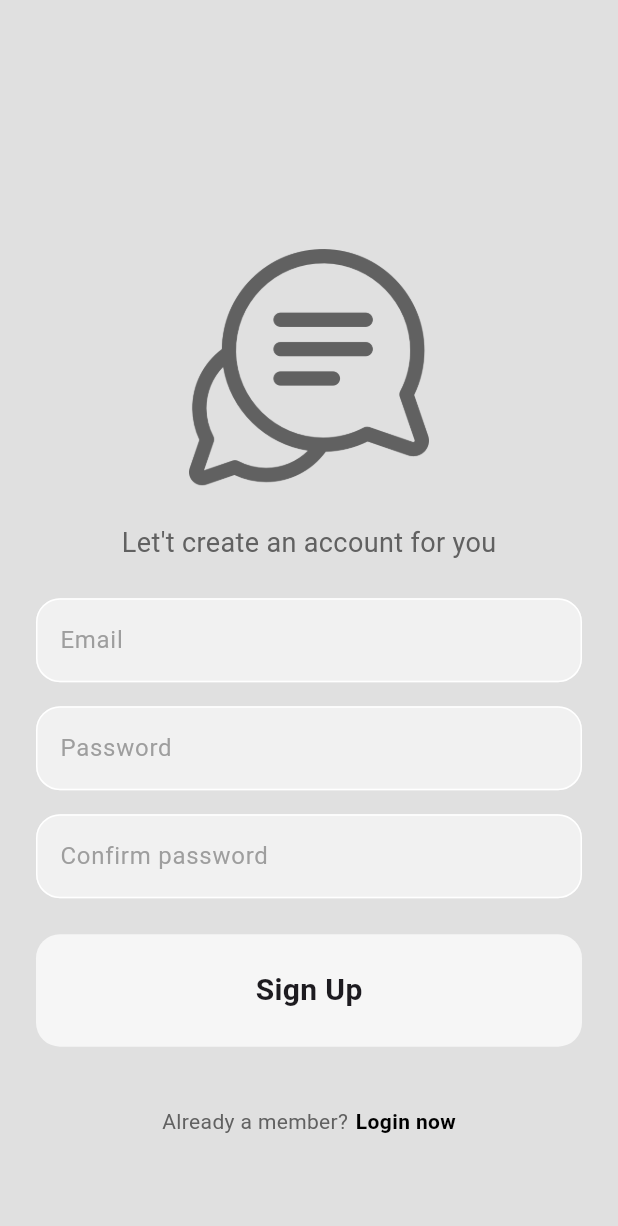
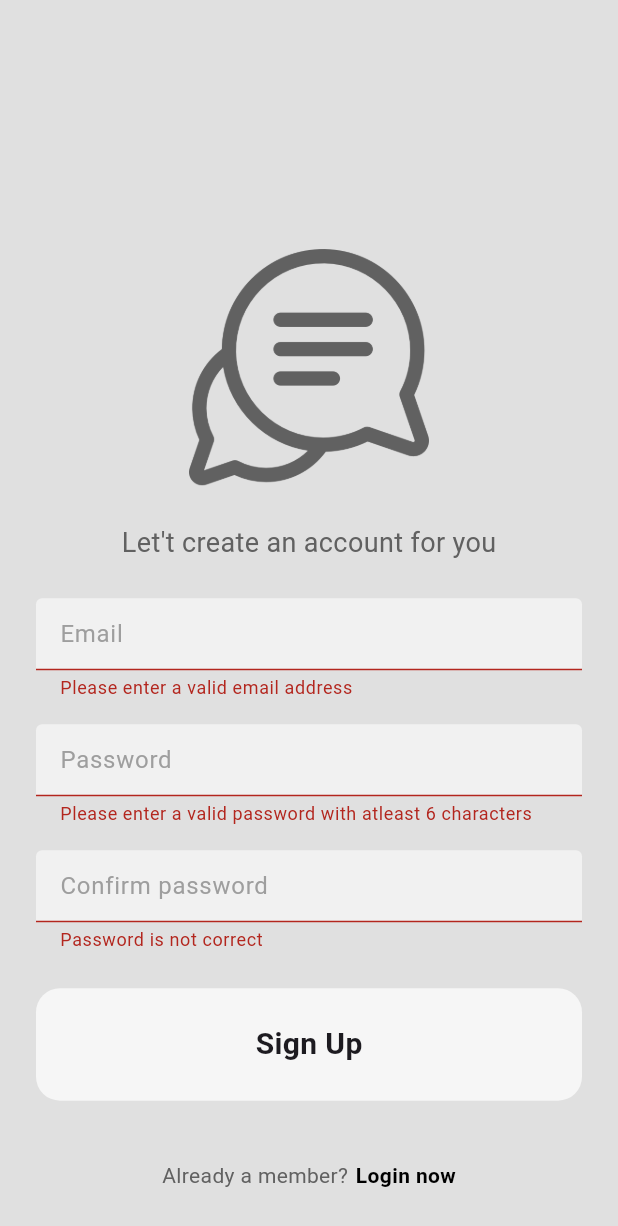
Before and after one commit to Ehsan2009/ehsan2009.github.io, a Flutter app: the screen it shows after launch, after a tap on "Sign Up", on a phone screen of 412 x 824 dp. Shown: the top 1226 px of the screen. Run offline on Flutter 3.47's test engine with Material 3 defaults, Android fonts, the phone set to English and light mode, and no system bars; our stand-ins replace cloud_firestore, firebase_auth, firebase_core, go_router, google_fonts; accounts and stored records are empty.

Commit message:
finished authentication screen

```diff
--- a/lib/config/app_router.dart
+++ b/lib/config/app_router.dart
@@ -1,10 +1,15 @@
 import 'package:chat_app/screens/auth_screen.dart';
+import 'package:chat_app/screens/splash_screen.dart';
 import 'package:go_router/go_router.dart';
 
 final router = GoRouter(
   routes: [
     GoRoute(
       path: '/',
+      builder: (context, state) => const SplashScreen(),
+    ),
+    GoRoute(
+      path: '/auth_screen',
       builder: (context, state) => const AuthScreen(),
     ),
   ],
--- a/lib/screens/auth_screen.dart
+++ b/lib/screens/auth_screen.dart
@@ -1,4 +1,7 @@
+import 'package:cloud_firestore/cloud_firestore.dart';
+import 'package:firebase_auth/firebase_auth.dart';
 import 'package:flutter/material.dart';
+import 'package:go_router/go_router.dart';
 import 'package:google_fonts/google_fonts.dart';
 
 class AuthScreen extends StatefulWidget {
@@ -12,9 +15,57 @@ class _AuthScreenState extends State<AuthScreen> {
   final formKey = GlobalKey<FormState>();
   var enteredEmail = '';
   var enteredPassword = '';
-  var enteredConfirmPassword = '';
+  var isLogin = false;
+  var isAuthenticating = false;
+  var passwordController = TextEditingController();
 
-  void submit() {}
+  @override
+  void dispose() {
+    passwordController.dispose();
+    super.dispose();
+  }
+
+  void submit() async {
+    bool validate = formKey.currentState!.validate();
+
+    if (!validate) {
+      return;
+    }
+
+    formKey.currentState!.save();
+
+    try {
+      setState(() {
+        isAuthenticating = true;
+      });
+      if (isLogin) {
+        await FirebaseAuth.instance.signInWithEmailAndPassword(
+          email: enteredEmail.trim(),
+          password: enteredPassword.trim(),
+        );
+      } else {
+        await FirebaseAuth.instance.createUserWithEmailAndPassword(
+          email: enteredEmail.trim(),
+          password: enteredPassword.trim(),
+        );
+
+        await FirebaseFirestore.instance
+            .collection('users')
+            .doc(FirebaseAuth.instance.currentUser!.uid)
+            .set({'email': enteredEmail});
+      }
+
+      context.go('/');
+    } on FirebaseAuthException catch (error) {
+      ScaffoldMessenger.of(context).clearSnackBars();
+      ScaffoldMessenger.of(context).showSnackBar(
+        SnackBar(content: Text(error.message ?? 'Authentication failed.')),
+      );
+      setState(() {
+        isAuthenticating = false;
+      });
+    }
+  }
 
   @override
   Widget build(BuildContext context) {
@@ -40,7 +91,9 @@ class _AuthScreenState extends State<AuthScreen> {
                   const SizedBox(height: 24),
 
                   Text(
-                    'Let\'t create an account for you',
+                    isLogin
+                        ? 'Welcome back you\'ve been missed!'
+                        : 'Let\'t create an account for you',
                     style: GoogleFonts.roboto(
                       fontSize: 18,
                       color: Colors.grey[700],
@@ -71,13 +124,24 @@ class _AuthScreenState extends State<AuthScreen> {
                         ),
                       ),
                     ),
+                    validator: (value) {
+                      if (value!.isEmpty || !value.contains('@')) {
+                        return 'Please enter a valid email address';
+                      }
+                      return null;
+                    },
+                    onSaved: (value) {
+                      enteredEmail = value!;
+                    },
                   ),
 
                   const SizedBox(height: 16),
 
                   // password TextFormFields
                   TextFormField(
+                    controller: passwordController,
                     cursorColor: Colors.black,
+                    obscureText: true,
                     decoration: InputDecoration(
                       hintText: 'Password',
                       hintStyle: TextStyle(color: Colors.grey[500]),
@@ -97,13 +161,38 @@ class _AuthScreenState extends State<AuthScreen> {
                         ),
                       ),
                     ),
+                    validator: (value) {
+                      if (value!.isEmpty || value.trim().length < 6) {
+                        return 'Please enter a valid password with atleast 6 characters';
+                      }
+                      return null;
+                    },
+                    onSaved: (value) {
+                      enteredPassword = value!;
+                    },
                   ),
 
-                  const SizedBox(height: 16),
+                  if (isLogin) const SizedBox(height: 8),
+
+                  if (isLogin)
+                    Align(
+                      alignment: Alignment.centerRight,
+                      child: Text(
+                        'Forgot Password?',
+                        style: GoogleFonts.roboto(
+                          fontSize: 14,
+                          color: Colors.grey[700],
+                        ),
+                      ),
+                    ),
+
+                  if (!isLogin) const SizedBox(height: 16),
 
                   // password confirm TextFormFields
+                  if (!isLogin)
                     TextFormField(
                       cursorColor: Colors.black,
+                      obscureText: true,
                       decoration: InputDecoration(
                         hintText: 'Confirm password',
                         hintStyle: TextStyle(color: Colors.grey[500]),
@@ -123,6 +212,13 @@ class _AuthScreenState extends State<AuthScreen> {
                           ),
                         ),
                       ),
+                      validator: (value) {
+                        if (value!.isEmpty ||
+                            value != passwordController.text) {
+                          return 'Password is not correct';
+                        }
+                        return null;
+                      },
                     ),
 
                   const SizedBox(height: 24),
@@ -138,8 +234,10 @@ class _AuthScreenState extends State<AuthScreen> {
                         color: Colors.white70,
                         borderRadius: BorderRadius.circular(16),
                       ),
-                      child: Text(
-                        'Sign Up',
+                      child: isAuthenticating
+                          ? const CircularProgressIndicator()
+                          : Text(
+                              isLogin ? 'Login' : 'Sign Up',
                               style: GoogleFonts.roboto(
                                   fontSize: 20, fontWeight: FontWeight.bold),
                             ),
@@ -153,15 +251,22 @@ class _AuthScreenState extends State<AuthScreen> {
                     mainAxisAlignment: MainAxisAlignment.center,
                     children: [
                       Text(
-                        'Already a member?',
+                        isLogin ? 'Not a member' : 'Already a member?',
                         style: GoogleFonts.roboto(color: Colors.grey[700]),
                       ),
                       const SizedBox(width: 5),
-                      Text(
-                        'Login now',
+                      GestureDetector(
+                        onTap: () {
+                          setState(() {
+                            isLogin = !isLogin;
+                          });
+                        },
+                        child: Text(
+                          isLogin ? 'Register now' : 'Login now',
                           style: GoogleFonts.roboto(
                             color: Colors.black,
                             fontWeight: FontWeight.bold,
+                          ),
                         ),
                       ),
                     ],
--- /dev/null
+++ b/lib/screens/home_screen.dart
@@ -0,0 +1,14 @@
+import 'package:flutter/material.dart';
+
+class HomeScreen extends StatelessWidget {
+  const HomeScreen({super.key});
+
+  @override
+  Widget build(BuildContext context) {
+    return const Scaffold(
+      body: Center(
+        child: Text('Home Screen'),
+      ),
+    );
+  }
+}
--- /dev/null
+++ b/lib/screens/splash_screen.dart
@@ -0,0 +1,30 @@
+import 'package:chat_app/screens/auth_screen.dart';
+import 'package:chat_app/screens/home_screen.dart';
+import 'package:firebase_auth/firebase_auth.dart';
+import 'package:flutter/material.dart';
+
+class SplashScreen extends StatelessWidget {
+  const SplashScreen({super.key});
+
+  @override
+  Widget build(BuildContext context) {
+    return StreamBuilder(
+      stream: FirebaseAuth.instance.authStateChanges(),
+      builder: (ctx, snapshot) {
+        if (snapshot.connectionState == ConnectionState.waiting) {
+          return const Scaffold(
+            body: Center(
+              child: CircularProgressIndicator(),
+            ),
+          );
+        }
+
+        if (snapshot.hasData) {
+          return const HomeScreen();
+        }
+
+        return const AuthScreen();
+      },
+    );
+  }
+}
--- a/pubspec.yaml
+++ b/pubspec.yaml
@@ -38,6 +38,8 @@ dependencies:
   go_router: ^14.3.0
   google_fonts: ^6.2.1
   firebase_core: ^3.6.0
+  firebase_auth: ^5.3.1
+  cloud_firestore: ^5.4.4
 
 dev_dependencies:
   flutter_test:
```
Also changed, not shown: pubspec.lock, 4 other files. Lines whose indentation alone changed are shown as unchanged.
